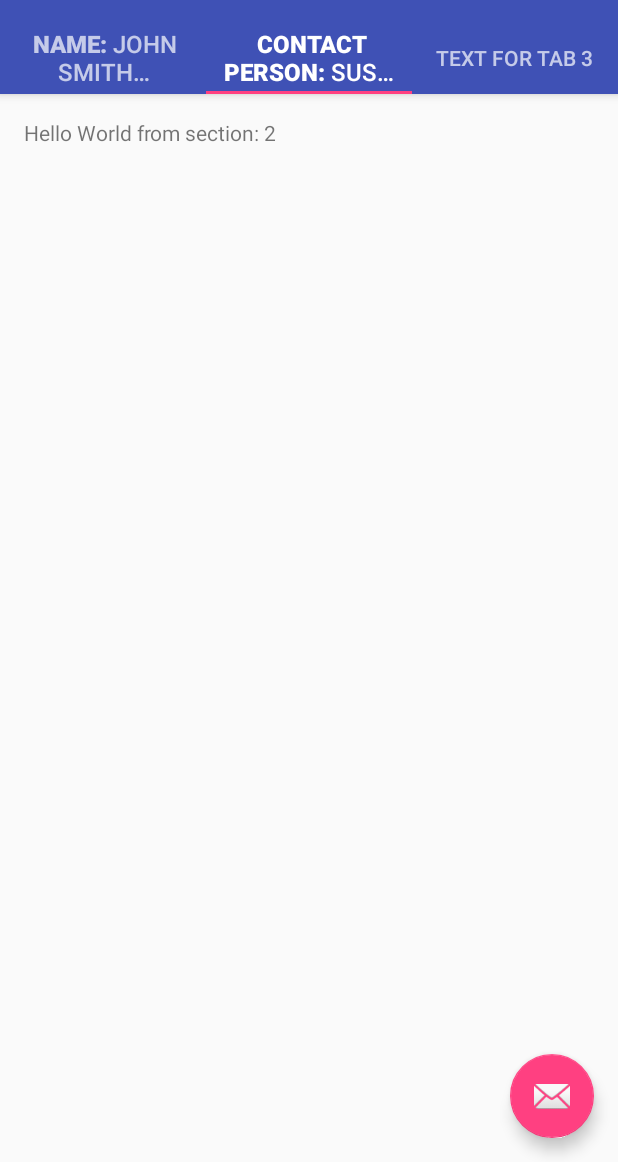
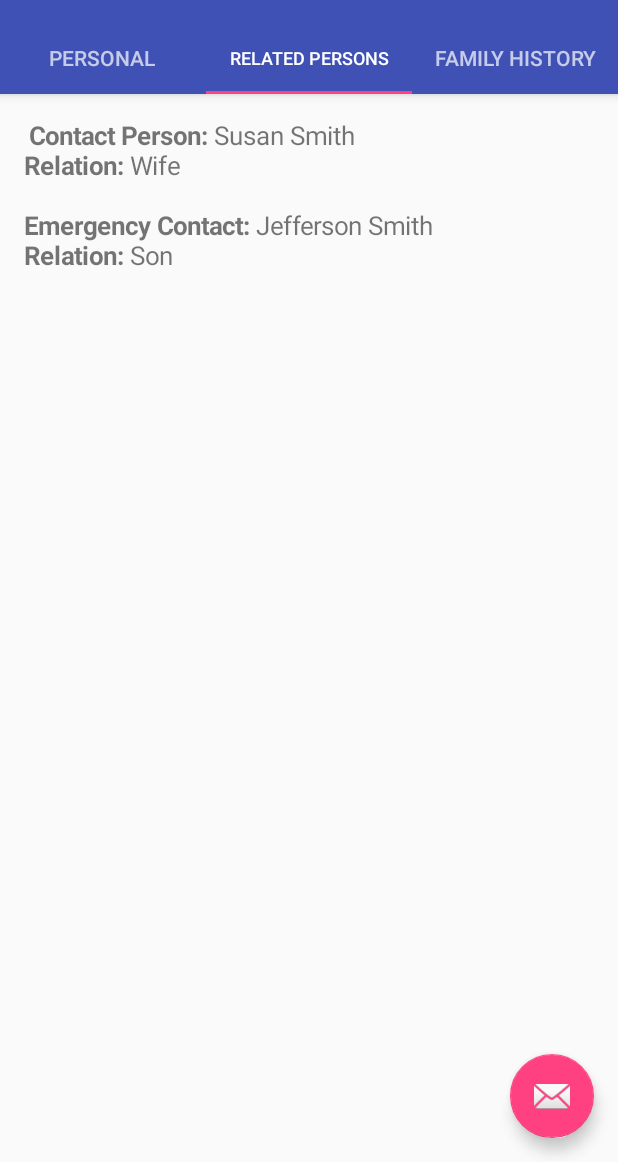
Before and after one commit to ChrisRunyan/AndroidPersonalHealthRecord, an Android app: the ProfileActivity screen opened directly, with no data from a screen before it, tab 2 chosen, on a phone screen of 412 x 824 dp, the part 74-1236 px from its top. Run offline under Robolectric (Android 15) with nearby library versions, the phone set to English and light mode, and no system bars.

Commit message:
Fixed string.xml, allowed access to ProfileActivity.java

```diff
--- a/app/src/main/java/com/example/jonat/personalhealthrecord/MainActivity.java
+++ b/app/src/main/java/com/example/jonat/personalhealthrecord/MainActivity.java
@@ -27,8 +27,7 @@ public class MainActivity extends AppCompatActivity {
                 case R.id.navigation_records:
                     openActivity(RecordsActivity.class);
                 case R.id.navigation_profile:
-                    mTextMessage.setText(R.string.title_profile);
-                    return true;
+                    openActivity(ProfileActivity.class);
                 case R.id.navigation_about:
                     mTextMessage.setText(R.string.title_about);
                     return true;
--- a/app/src/main/java/com/example/jonat/personalhealthrecord/ProfileActivity.java
+++ b/app/src/main/java/com/example/jonat/personalhealthrecord/ProfileActivity.java
@@ -120,7 +120,16 @@ public class ProfileActivity extends AppCompatActivity {
                                  Bundle savedInstanceState) {
             View rootView = inflater.inflate(R.layout.fragment_profile, container, false);
             TextView textView = (TextView) rootView.findViewById(R.id.section_label);
-            textView.setText(getString(R.string.section_format, getArguments().getInt(ARG_SECTION_NUMBER)));
+            if(getArguments().getInt(ARG_SECTION_NUMBER) == 1) {
+                textView.setText(R.string.tab_content_1);
+            }
+            else if(getArguments().getInt(ARG_SECTION_NUMBER) == 2) {
+                textView.setText(R.string.tab_content_2);
+            }
+            else if(getArguments().getInt(ARG_SECTION_NUMBER) == 3) {
+                textView.setText(R.string.tab_content_3);
+            }
+            //extView.setText(getString(R.string.section_format, getArguments().getInt(ARG_SECTION_NUMBER)));
             return rootView;
         }
     }
--- a/app/src/main/java/com/example/jonat/personalhealthrecord/RecordsActivity.java
+++ b/app/src/main/java/com/example/jonat/personalhealthrecord/RecordsActivity.java
@@ -26,7 +26,7 @@ public class RecordsActivity extends AppCompatActivity {
                 case R.id.navigation_records:
                     return true;
                 case R.id.navigation_profile:
-                    return true;
+                    openActivity(ProfileActivity.class);
                 case R.id.navigation_about:
                     return true;
             }
--- a/app/src/main/res/values/strings.xml
+++ b/app/src/main/res/values/strings.xml
@@ -10,13 +10,16 @@
     <string name="title_activity_add_observation">Add Observation</string>
     <string name="title_activity_view">ViewActivity</string>
     <string name="title_activity_records">RecordsActivity</string>
-    <string name="tab_text_1">
-        <font size="16"><b>Name: </b>John Smith\n<b>Gender: </b>Male\n<b>Date of Birth: </b>July 31, 1952\n<b>AddresS: </b>123 Fourth Street, Washington, DC 20027\n<b>Marital Status: </b>Married\n<b>Contact Person: </b>Susan Smith</font>
+    <string name="tab_text_1">Personal</string>
+    <string name="tab_text_2">Related Persons</string>
+    <string name="tab_text_3">Family History</string>
+    <string name="tab_content_1">
+        <font size="17"><b>Name: </b>John Smith\n<b>Gender: </b>Male\n<b>Date of Birth: </b>July 31, 1952\n<b>Address: </b>123 Fourth Street, Washington, DC 20027\n<b>Marital Status: </b>Married\n<b>Contact Person: </b>Susan Smith</font>
     </string>
-    <string name="tab_text_2">
-        <font size="16"><b>Contact Person: </b>Susan Smith\n<b>Relation: </b>Wife\n\n<b>Emergency Contact: </b>Jefferson Smith\n<b>Relation: </b>Son</font>
+    <string name="tab_content_2">
+        <font size="17"><b>Contact Person: </b>Susan Smith\n<b>Relation: </b>Wife\n\n<b>Emergency Contact: </b>Jefferson Smith\n<b>Relation: </b>Son</font>
     </string>
-    <string name="tab_text_3">text for tab 3</string>
+    <string name="tab_content_3">text for tab 3</string>
     <string name="title_activity_profile">ProfileActivity</string>
     <string name="action_settings">Settings</string>
     <string name="section_format">Hello World from section: %1$d</string>
```
